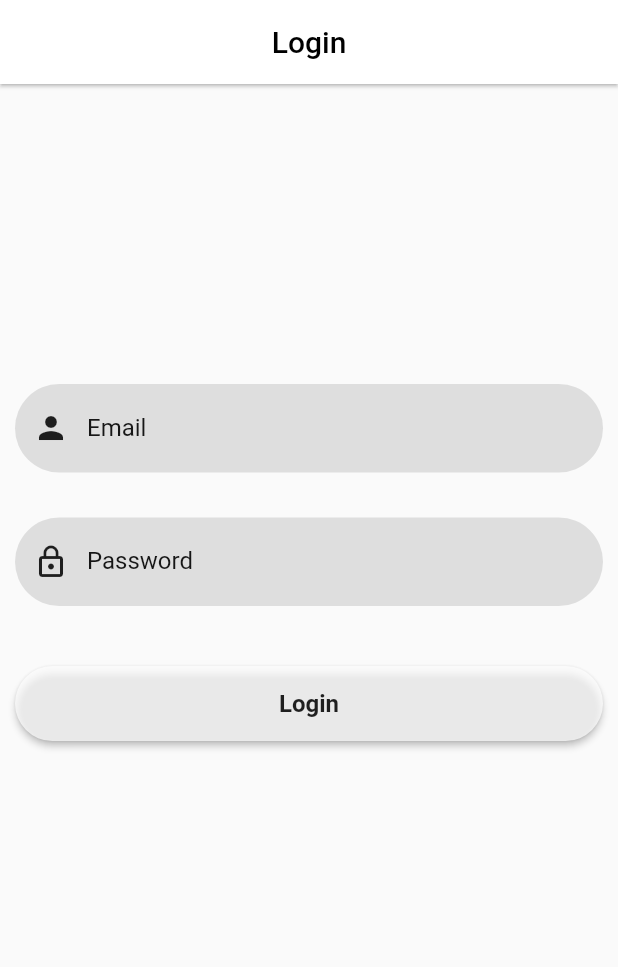
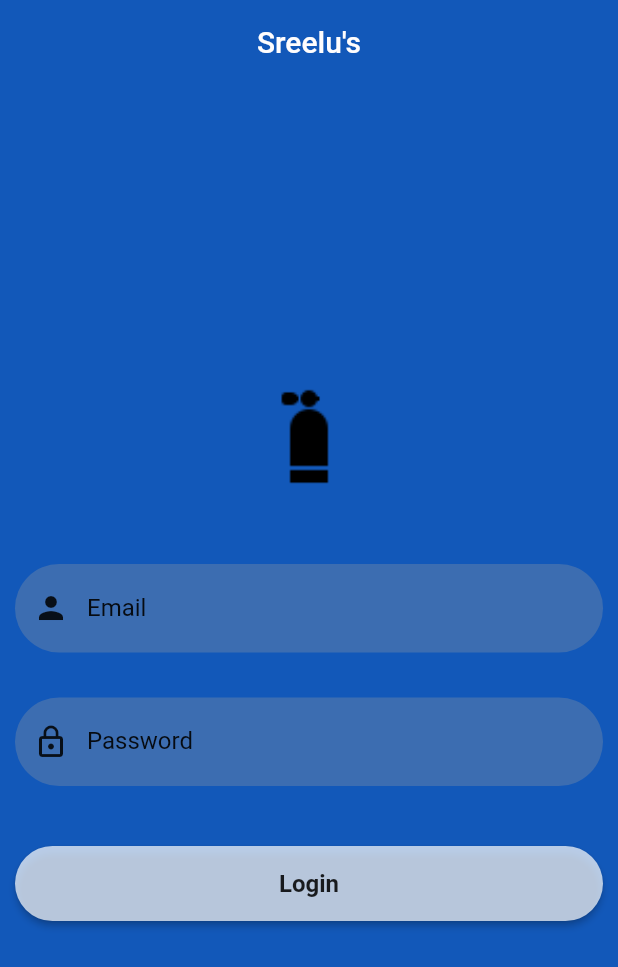
Before and after one commit to Sufiyankallada/flutterapp, a Flutter app: the screen it shows after launch, on a phone screen of 412 x 824 dp. Shown: the top 967 px of the screen. Run offline on Flutter 3.47's test engine with Material 2 defaults, Android fonts, the phone set to English and light mode, and no system bars; our stand-ins replace dropdown_search, fluttertoast; missing offline and left inert: flutter_beep, qr_code_scanner.

Commit message:
login_page_1.0

```diff
--- a/lib/loginpage.dart
+++ b/lib/loginpage.dart
@@ -7,6 +7,75 @@ import 'package:oru_app/functions.dart';
 import 'package:oru_app/homepage.dart';
 import 'package:oru_app/reusables.dart';
 
+class LoginPage extends StatefulWidget {
+  const LoginPage({Key? key}) : super(key: key);
+
+  @override
+  State<LoginPage> createState() => _LoginPageState();
+}
+
+class _LoginPageState extends State<LoginPage> {
+  TextEditingController email = TextEditingController();
+  TextEditingController password = TextEditingController();
+
+  @override
+  Widget build(BuildContext context) {
+    return Scaffold(
+      backgroundColor:Color.fromARGB(255, 18, 88, 185),
+      appBar: AppBar(
+        title: const Text("Sreelu's", style: TextStyle(color: Color.fromARGB(255, 255, 253, 253))),
+        centerTitle: true,
+        backgroundColor: Colors.transparent,
+        elevation: 0,
+      ),
+      body: SingleChildScrollView(
+        padding: const EdgeInsets.fromLTRB(10, 200, 10, 0),
+        child: Column(
+          children: [
+            Container(
+              width: 70,
+              height: 70,
+              decoration: const BoxDecoration(
+                shape: BoxShape.circle,
+                image: DecorationImage(
+                  image: AssetImage('images/oxygen_cylinder_fill.png'),
+                  fit: BoxFit.fill,
+                ),
+              ),
+            ),
+            const SizedBox(
+              height: 50,
+
+            ),
+            reusableTextField(
+              "Email",
+              Icons.person,
+              false,
+              email,
+
+            ),
+            const SizedBox(
+              height: 30,
+            ),
+            reusableTextField(
+              "Password",
+              Icons.lock_outline,
+              true,
+              password,
+            ),
+            const SizedBox(
+              height: 30,
+            ),
+            signInSignUpButton("Login", context, () {
+              postRequest();
+            }),
+          ],
+        ),
+      ),
+    );
+  }
+
+/*
 class LoginPage extends StatefulWidget {
   const LoginPage({super.key});
 
@@ -52,7 +121,7 @@ class _LoginPageState extends State<LoginPage> {
             ],
           ),
         ));
-  }
+  }*/
 
   Future<void> postRequest() async {
     final url = Uri.parse('http://soc-erp.showcase.code7.in/api/authenticate');
--- a/pubspec.yaml
+++ b/pubspec.yaml
@@ -65,8 +65,8 @@ flutter:
   uses-material-design: true
 
   # To add assets to your application, add an assets section, like this:
-  # assets:
-  #   - images/a_dot_burr.jpeg
+  assets:
+    - images/oxygen_cylinder_fill.png
   #   - images/a_dot_ham.jpeg
 
   # An image asset can refer to one or more resolution-specific "variants", see
```
Also changed, not shown: images/oxygen_cylinder_fill.png (added).
